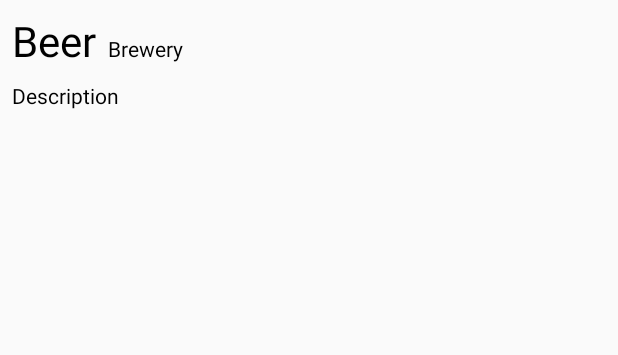
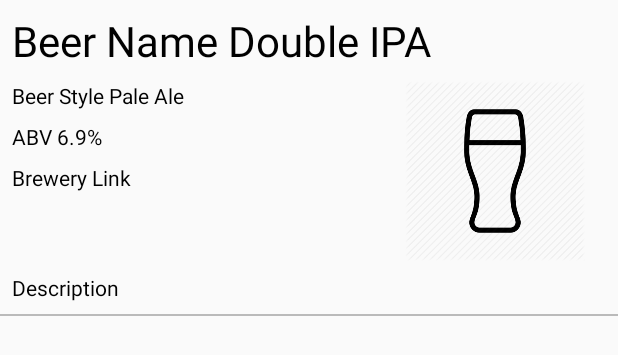
Before and after one commit to ryanmcalpin/beer-finder, an Android app: the layout beer_list_item.xml on its own in the app's theme, with its tools: preview values and no code run, on a phone screen of 412 x 824 dp. Shown: the top 355 px of the screen. Run offline under Robolectric (Android 15) with nearby library versions, the phone set to English and light mode, and no system bars.

Commit message:
add cusom BeerListAdapter and RecyclerView to replace BeerArrayAdapter, alter beer_list_item.xml

```diff
--- a/app/build.gradle
+++ b/app/build.gradle
@@ -31,6 +31,8 @@ dependencies {
     compile 'com.android.support.constraint:constraint-layout:1.0.2'
     compile 'com.jakewharton:butterknife:7.0.1'
     compile 'com.squareup.okhttp3:okhttp:3.2.0'
+    compile 'com.android.support:recyclerview-v7:25.3.1'
+    compile 'com.squareup.picasso:picasso:2.5.2'
 
     testCompile 'junit:junit:4.12'
 }
--- a/app/src/main/res/layout/activity_search_results.xml
+++ b/app/src/main/res/layout/activity_search_results.xml
@@ -38,7 +38,8 @@
         android:textAlignment="center"
         android:paddingTop="4dp"
         android:paddingBottom="4dp"/>
-    <ListView
+
+    <android.support.v7.widget.RecyclerView
         android:id="@+id/searchResultsView"
         android:layout_width="0dp"
         android:layout_height="0dp"
@@ -47,5 +48,5 @@
         android:layout_marginTop="16dp"
         app:layout_constraintRight_toRightOf="parent"
         app:layout_constraintBottom_toBottomOf="parent"
-        android:background="@color/clearWhite"></ListView>
+        android:background="@color/clearWhite"></android.support.v7.widget.RecyclerView>
 </android.support.constraint.ConstraintLayout>
--- a/app/src/main/res/layout/beer_list_item.xml
+++ b/app/src/main/res/layout/beer_list_item.xml
@@ -1,43 +1,124 @@
 <?xml version="1.0" encoding="utf-8"?>
 <android.support.constraint.ConstraintLayout xmlns:android="http://schemas.android.com/apk/res/android"
     xmlns:app="http://schemas.android.com/apk/res-auto"
+    xmlns:tools="http://schemas.android.com/tools"
     android:layout_width="match_parent"
-    android:layout_height="match_parent"
+    android:layout_height="wrap_content"
     android:paddingBottom="8dp">
 
     <TextView
         android:id="@+id/beerListBeer"
-        android:layout_width="wrap_content"
+        android:layout_width="0dp"
         android:layout_height="wrap_content"
         android:layout_marginLeft="8dp"
+        android:layout_marginRight="8dp"
+        android:layout_marginStart="8dp"
         android:layout_marginTop="8dp"
         android:layout_weight="1"
-        android:text="Beer"
+        android:text="Beer Name Double IPA"
+        android:textColor="@android:color/black"
+        android:textSize="28dp"
         app:layout_constraintLeft_toLeftOf="parent"
+        app:layout_constraintRight_toRightOf="parent"
         app:layout_constraintTop_toTopOf="parent"
-        android:textSize="28dp"
-        android:textColor="@android:color/black" />
+        android:layout_marginEnd="8dp" />
+
+    <ImageView
+        android:id="@+id/beerListGlassImage"
+        android:layout_width="120dp"
+        android:layout_height="120dp"
+        android:layout_marginLeft="8dp"
+        android:layout_marginRight="8dp"
+        android:layout_marginTop="8dp"
+        android:src="@drawable/glass"
+        app:layout_constraintLeft_toLeftOf="@+id/guideline"
+        app:layout_constraintRight_toRightOf="parent"
+        app:layout_constraintTop_toBottomOf="@+id/beerListBeer"
+        android:layout_marginStart="8dp"
+        android:layout_marginEnd="8dp" />
+
+    <TextView
+        android:id="@+id/beerListBrewery"
+        android:layout_width="0dp"
+        android:layout_height="wrap_content"
+        android:layout_marginEnd="8dp"
+        android:layout_marginLeft="8dp"
+        android:layout_marginRight="8dp"
+        android:layout_marginStart="8dp"
+        android:layout_marginTop="8dp"
+        android:text="Brewery Link"
+        android:textColor="@android:color/black"
+        app:layout_constraintHorizontal_bias="1.0"
+        app:layout_constraintLeft_toLeftOf="parent"
+        app:layout_constraintRight_toLeftOf="@+id/guideline"
+        app:layout_constraintTop_toBottomOf="@+id/beerListABV" />
 
     <TextView
         android:id="@+id/beerListDescription"
+        android:layout_width="0dp"
+        android:layout_height="wrap_content"
+        android:layout_marginEnd="8dp"
+        android:layout_marginLeft="8dp"
+        android:layout_marginRight="8dp"
+        android:layout_marginStart="8dp"
+        android:layout_marginTop="8dp"
+        android:text="Description"
+        android:textColor="@android:color/black"
+        app:layout_constraintHorizontal_bias="0.0"
+        app:layout_constraintLeft_toLeftOf="parent"
+        app:layout_constraintRight_toRightOf="parent"
+        app:layout_constraintTop_toBottomOf="@+id/beerListGlassImage" />
+
+    <TextView
+        android:id="@+id/beerListABV"
+        android:layout_width="0dp"
+        android:layout_height="wrap_content"
+        android:layout_marginLeft="8dp"
+        android:layout_marginRight="8dp"
+        android:layout_marginTop="8dp"
+        android:text="ABV 6.9%"
+        android:textColor="@android:color/black"
+        app:layout_constraintHorizontal_bias="0.0"
+        app:layout_constraintLeft_toLeftOf="parent"
+        app:layout_constraintRight_toLeftOf="@+id/guideline"
+        app:layout_constraintTop_toBottomOf="@+id/beerListStyle"
+        android:layout_marginStart="8dp"
+        android:layout_marginEnd="8dp" />
+
+    <TextView
+        android:id="@+id/beerListStyle"
+        android:layout_width="0dp"
+        android:layout_height="wrap_content"
+        android:layout_marginLeft="8dp"
+        android:layout_marginRight="8dp"
+        android:layout_marginTop="8dp"
+        android:text="Beer Style Pale Ale"
+        android:textColor="@android:color/black"
+        app:layout_constraintHorizontal_bias="0.0"
+        app:layout_constraintLeft_toLeftOf="parent"
+        app:layout_constraintRight_toLeftOf="@+id/guideline"
+        app:layout_constraintTop_toBottomOf="@+id/beerListBeer"
+        android:layout_marginStart="8dp"
+        android:layout_marginEnd="8dp" />
+
+    <android.support.constraint.Guideline
+        android:id="@+id/guideline"
         android:layout_width="wrap_content"
         android:layout_height="wrap_content"
-        android:layout_marginLeft="8dp"
-        android:text="Description"
+        android:orientation="vertical"
+        app:layout_constraintGuide_percent="0.6"
+        tools:layout_editor_absoluteY="0dp"
+        tools:layout_editor_absoluteX="231dp" />
+
+    <View
+        android:layout_width="0dp"
+        android:layout_height="1dp"
+        android:layout_marginRight="0dp"
+        app:layout_constraintRight_toRightOf="parent"
+        android:layout_marginLeft="0dp"
         app:layout_constraintLeft_toLeftOf="parent"
-        android:textColor="@android:color/black"
         android:layout_marginTop="8dp"
-        app:layout_constraintTop_toBottomOf="@+id/beerListBeer" />
-
-    <TextView
-        android:id="@+id/beerListBrewery"
-        android:layout_width="wrap_content"
-        android:layout_height="wrap_content"
-        android:text="Brewery"
-        app:layout_constraintLeft_toRightOf="@+id/beerListBeer"
-        android:layout_marginLeft="8dp"
-        android:layout_marginBottom="12dp"
-        app:layout_constraintBottom_toTopOf="@+id/beerListDescription"
-        android:textColor="@android:color/black"/>
+        app:layout_constraintTop_toBottomOf="@+id/beerListDescription"
+        android:background="@color/lightGrey"/>
 
 </android.support.constraint.ConstraintLayout>
```
Also changed, not shown: app/src/main/java/com/epicodus/beerfinder/adapters/BeerListAdapter.java (added, +78 -0 lines), app/src/main/java/com/epicodus/beerfinder/ui/SearchResultsActivity.java (+11 -19 lines), app/src/main/res/drawable/glass.png (added).
